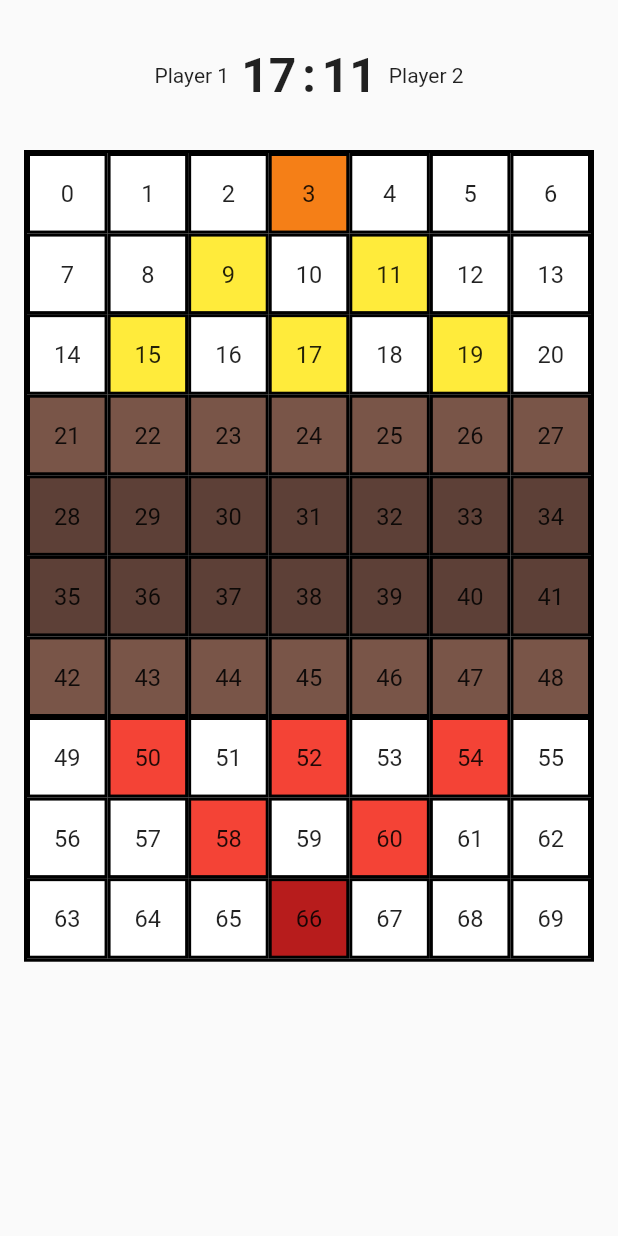
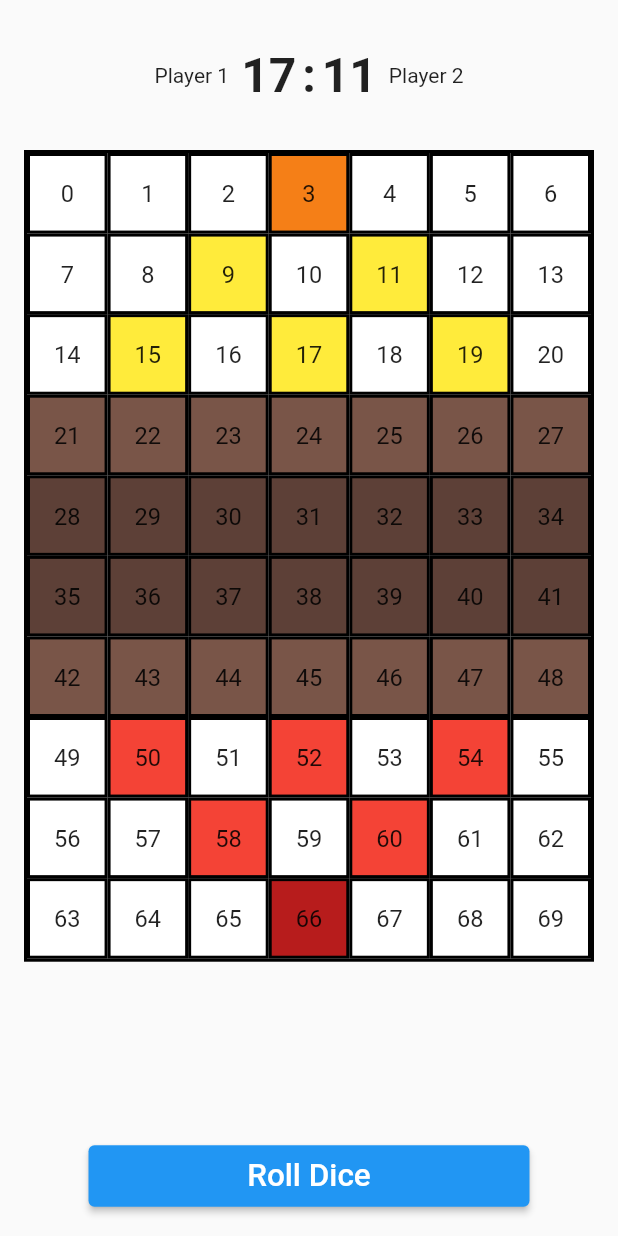
Before and after one commit to reAlpha39/chessbomb, a Flutter app: the _GameLayout screen opened directly, on a phone screen of 412 x 824 dp. Run offline on Flutter 3.47's test engine with Material 2 defaults, Android fonts, the phone set to English and light mode, and no system bars; drawn by our look-alikes of velocity_x; our stand-ins replace bloc, flutter_bloc, freezed_annotation, get, get_it, injectable.

Commit message:
add roll dice and rename bloc folder

```diff
--- /dev/null
+++ b/lib/app/game/bloc/roll_dice/roll_dice_cubit.dart
@@ -0,0 +1,37 @@
+import 'dart:math';
+
+import 'package:bloc/bloc.dart';
+import 'package:freezed_annotation/freezed_annotation.dart';
+import 'package:injectable/injectable.dart';
+
+part 'roll_dice_state.dart';
+part 'roll_dice_cubit.freezed.dart';
+
+@injectable
+class RollDiceCubit extends Cubit<RollDiceState> {
+  RollDiceCubit() : super(const RollDiceState.initial());
+  int roll = -1;
+
+  void rollDice() {
+    emit(const RollDiceState.loading());
+    if (roll == -1) {
+      _generateRandomNumber();
+      emit(RollDiceState.rolled(roll));
+    }
+  }
+
+  void reset() {
+    roll = -1;
+    emit(const RollDiceState.initial());
+  }
+
+  void _generateRandomNumber() {
+    Random random = Random();
+    int rollNumber = random.nextInt(8);
+    if (rollNumber == 0) {
+      _generateRandomNumber();
+    } else {
+      roll = rollNumber;
+    }
+  }
+}
--- /dev/null
+++ b/lib/app/game/bloc/roll_dice/roll_dice_state.dart
@@ -0,0 +1,8 @@
+part of 'roll_dice_cubit.dart';
+
+@freezed
+class RollDiceState with _$RollDiceState {
+  const factory RollDiceState.initial() = _Initial;
+  const factory RollDiceState.loading() = _Loading;
+  const factory RollDiceState.rolled(int index) = _Rolled;
+}
--- a/lib/app/game/pages/game_page.dart
+++ b/lib/app/game/pages/game_page.dart
@@ -1,8 +1,10 @@
-import 'package:bombernyaa/app/game/bloc/cubit/game_board_cubit.dart';
+import 'package:bombernyaa/app/game/bloc/game_board/game_board_cubit.dart';
+import 'package:bombernyaa/app/game/bloc/roll_dice/roll_dice_cubit.dart';
 import 'package:bombernyaa/app/game/widgets/game_board.dart';
 import 'package:bombernyaa/app/game/widgets/player_point.dart';
 import 'package:bombernyaa/app/home/bloc/cubit/player_id_cubit.dart';
 import 'package:bombernyaa/injection.dart';
+import 'package:bombernyaa/presentation/random_number_dialog.dart';
 import 'package:flutter/material.dart';
 import 'package:flutter_bloc/flutter_bloc.dart';
 import 'package:velocity_x/velocity_x.dart';
@@ -20,6 +22,9 @@ class GamePage extends StatelessWidget {
         BlocProvider(
           create: (context) => getIt<GameBoardCubit>(),
         ),
+        BlocProvider(
+          create: (context) => getIt<RollDiceCubit>(),
+        ),
       ],
       child: const _GameLayout(),
     );
@@ -31,11 +36,37 @@ class _GameLayout extends StatelessWidget {
 
   @override
   Widget build(BuildContext context) {
-    return Scaffold(
-      body: const VStack([
-        PlayerPoint(),
-        GameBoard(),
-      ]).px16(),
+    return BlocListener<RollDiceCubit, RollDiceState>(
+      listener: (context, state) => state.maybeWhen(
+        rolled: (index) {
+          Dialogs().showRandomNumber(
+              title: 'Your Number', middleText: index.toString());
+          return context.read<RollDiceCubit>().reset();
+        },
+        orElse: () => null,
+      ),
+      child: Scaffold(
+        floatingActionButtonLocation: FloatingActionButtonLocation.centerFloat,
+        floatingActionButton: Align(
+          alignment: Alignment.bottomCenter,
+          child: ElevatedButton(
+            onPressed: () => context.read<RollDiceCubit>().rollDice(),
+            child: 'Roll Dice'
+                .text
+                .xl2
+                .center
+                .make()
+                .py8()
+                .box
+                .width(context.screenWidth - 150)
+                .make(),
+          ),
+        ),
+        body: const VStack([
+          PlayerPoint(),
+          GameBoard(),
+        ]).px16(),
+      ),
     );
   }
 }
--- a/lib/app/game/widgets/tile.dart
+++ b/lib/app/game/widgets/tile.dart
@@ -1,5 +1,4 @@
-import 'package:bombernyaa/app/game/bloc/cubit/game_board_cubit.dart';
-import 'package:bombernyaa/app/game/widgets/game_board.dart';
+import 'package:bombernyaa/app/game/bloc/game_board/game_board_cubit.dart';
 import 'package:flutter/material.dart';
 import 'package:flutter_bloc/flutter_bloc.dart';
 import 'package:velocity_x/velocity_x.dart';
```
Also changed, not shown: lib/presentation/random_number_dialog.dart (added, +15 -0 lines), lib/app/game/bloc/game_board/game_board_cubit.dart (renamed from lib/app/game/bloc/cubit/game_board_cubit.dart), lib/app/game/bloc/game_board/game_board_cubit.freezed.dart (renamed from lib/app/game/bloc/cubit/game_board_cubit.freezed.dart), lib/app/game/bloc/game_board/game_board_state.dart (renamed from lib/app/game/bloc/cubit/game_board_state.dart), lib/app/game/bloc/roll_dice/roll_dice_cubit.freezed.dart (added), lib/injection.config.dart.
